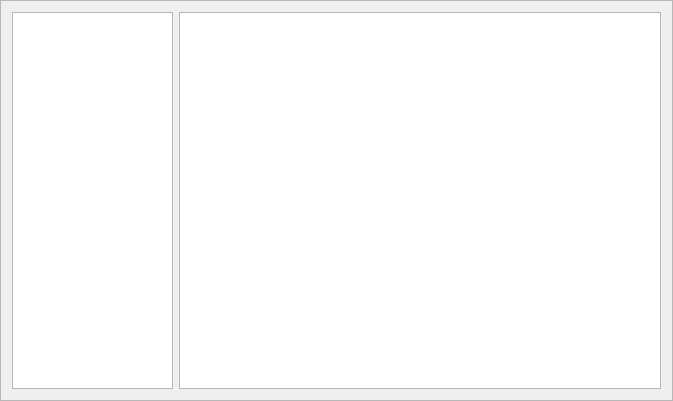
Qt form regionlistframe.ui (polmonso/superannotator) before a commit.
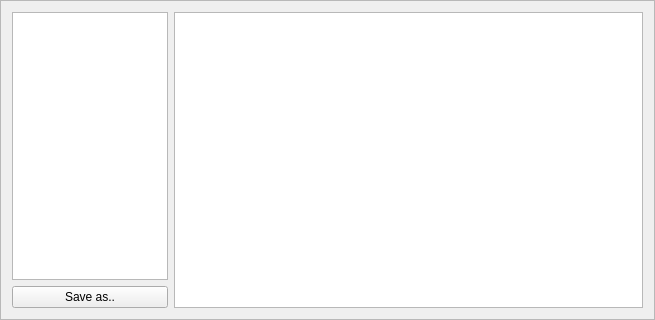
The same form after that commit.

```diff
--- a/regionlistframe.ui
+++ b/regionlistframe.ui
@@ -6,8 +6,8 @@
    <rect>
     <x>0</x>
     <y>0</y>
-    <width>673</width>
-    <height>401</height>
+    <width>655</width>
+    <height>320</height>
    </rect>
   </property>
   <property name="windowTitle">
@@ -19,7 +19,11 @@
   <property name="frameShadow">
    <enum>QFrame::Raised</enum>
   </property>
-  <layout class="QHBoxLayout" name="horizontalLayout">
+  <layout class="QHBoxLayout" name="horizontalLayout_2">
+   <item>
+    <layout class="QHBoxLayout" name="horizontalLayout" stretch="1,0">
+     <item>
+      <layout class="QVBoxLayout" name="verticalLayout">
    <item>
     <widget class="QListWidget" name="listWidget">
      <property name="sizePolicy">
@@ -31,6 +35,24 @@
     </widget>
    </item>
    <item>
+        <widget class="QPushButton" name="butSave">
+         <property name="text">
+          <string>Save as..</string>
+         </property>
+         <property name="autoDefault">
+          <bool>false</bool>
+         </property>
+         <property name="default">
+          <bool>false</bool>
+         </property>
+         <property name="flat">
+          <bool>false</bool>
+         </property>
+        </widget>
+       </item>
+      </layout>
+     </item>
+     <item>
     <widget class="QTextBrowser" name="textBrowser">
      <property name="sizePolicy">
       <sizepolicy hsizetype="Expanding" vsizetype="Expanding">
@@ -39,6 +61,8 @@
       </sizepolicy>
      </property>
     </widget>
+     </item>
+    </layout>
    </item>
   </layout>
  </widget>
```
Lines whose indentation alone changed are shown as unchanged.
